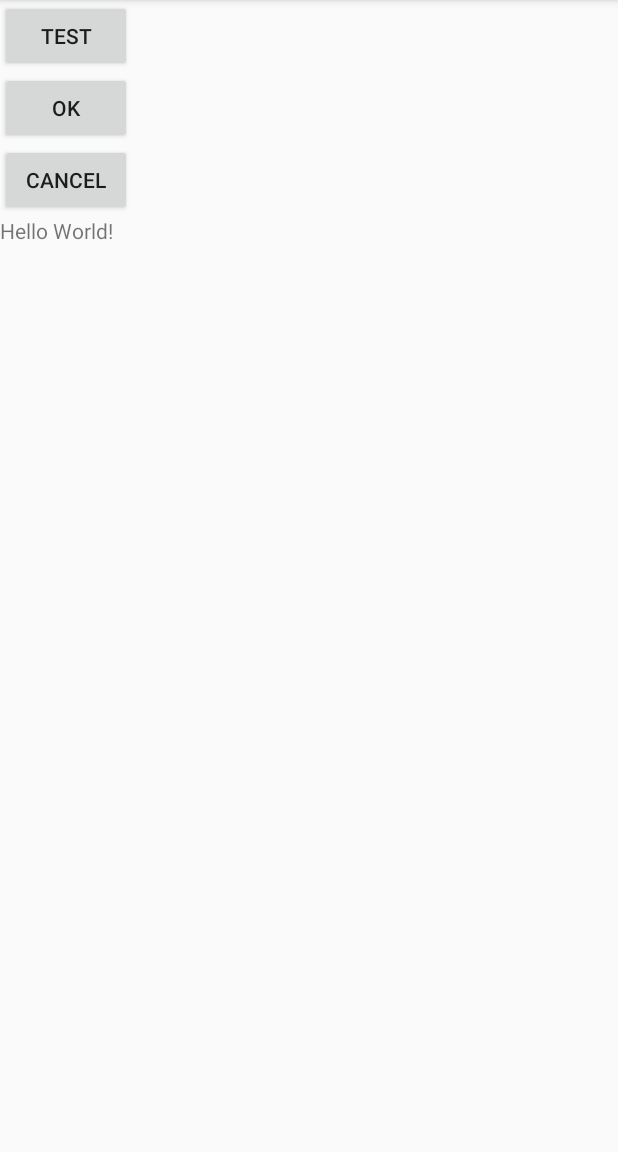
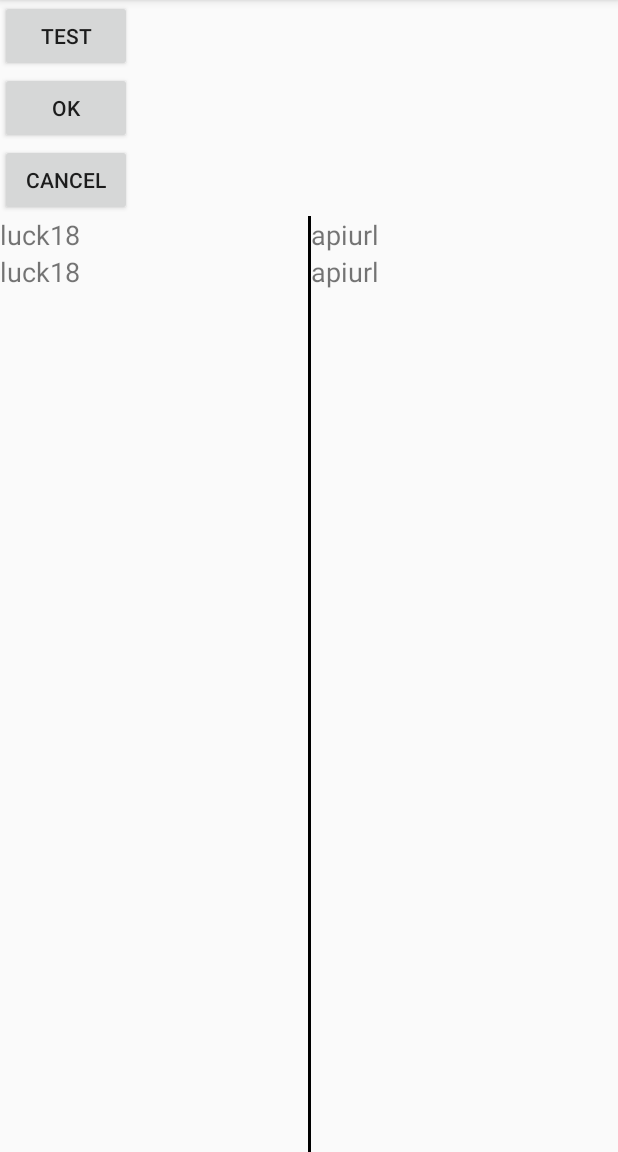
Before and after one commit to pangliu/UITestExample, an Android app: the screen it shows after launch (MainActivity), on a phone screen of 412 x 824 dp, the part 84-1236 px from its top. Run offline under Robolectric (Android 15) with nearby library versions, the phone set to English and light mode, and no system bars; libraries missing offline, so code that uses them is left out: io.socket.client, io.socket.emitter; 6 statements that could not run were skipped.

```diff
--- a/app/build.gradle
+++ b/app/build.gradle
@@ -28,4 +28,8 @@ dependencies {
     androidTestImplementation 'com.android.support.test:runner:1.0.2'
     androidTestImplementation 'com.android.support.test.espresso:espresso-core:3.0.2'
     androidTestImplementation 'com.android.support.test.uiautomator:uiautomator-v18:2.1.3'
+
+//    implementation 'com.github.nkzawa:socket.io-client:0.3.0'
+    implementation 'io.socket:socket.io-client:1.0.0'
+
 }
--- a/app/src/main/AndroidManifest.xml
+++ b/app/src/main/AndroidManifest.xml
@@ -1,6 +1,8 @@
 <?xml version="1.0" encoding="utf-8"?>
 <manifest xmlns:android="http://schemas.android.com/apk/res/android"
     package="com.example.uitest.hank.uitestsample">
+
+    <uses-permission android:name="android.permission.INTERNET" />
 
     <application
         android:allowBackup="true"
--- a/app/src/main/java/com/example/uitest/hank/uitestsample/MainActivity.java
+++ b/app/src/main/java/com/example/uitest/hank/uitestsample/MainActivity.java
@@ -6,18 +6,70 @@ import android.util.Log;
 import android.view.View;
 import android.widget.Button;
 import android.widget.TextView;
+import android.widget.Toast;
+import org.json.JSONException;
+import org.json.JSONObject;
+import java.net.URISyntaxException;
+import io.socket.client.IO;
+import io.socket.client.Socket;
+import io.socket.emitter.Emitter;
 
 public class MainActivity extends AppCompatActivity {
 
     private Button btnTest, btnOk, btnCancel;
-    private TextView tvHello;
+    private TextView tvLuck18, tvApiurl;
     private int testCounter = 0;
+    public static final String EVENT_TEST_URL = "http://54.249.26.39:5566/";
+    public static final String
+            EVENT_LOG = "logs",
+            EVENT_CLIENT_INPUT = "clientInput",
+            EVENT_APIURLS = "apiUrls",
+            EVENT_LUCK185 = "luck18Status";
+
+    private String respLuck18 = "", respApiurl = "";
+
+    private Socket mSocket;
+    {
+        try {
+            mSocket = IO.socket(EVENT_TEST_URL);
+        } catch (URISyntaxException e) {
+            Log.d("msg", "URISyntaxException e: " + e);
+        }
+    }
+
 
     @Override
     protected void onCreate(Bundle savedInstanceState) {
         super.onCreate(savedInstanceState);
         setContentView(R.layout.activity_main);
-        tvHello = (TextView) findViewById(R.id.tv_hello);
+        findView();
+        mSocket.on(EVENT_APIURLS, onEventApiUrl);
+        mSocket.on(EVENT_LUCK185, onEventLuck18);
+        mSocket.on(EVENT_CLIENT_INPUT, onEventInput);
+        mSocket.on(EVENT_LOG, onEventLog);
+//        try {
+//            mSocket = IO.socket("http://54.249.26.39:5566/");
+//        } catch (URISyntaxException e) {}
+//        mSocket.on(EVET_LUCK185, new Emitter.Listener() {
+//            @Override
+//            public void call(final Object... args) {
+//                MainActivity.this.runOnUiThread(new Runnable() {
+//                    @Override
+//                    public void run() {
+//                        tvLuck18.setText(args[0].toString());
+//                    }
+//                });
+//
+//                Log.d("msg", "new message "+args[0]);
+//            }
+//        });
+//        mSocket.on(Socket.EVENT_CONNECT_ERROR, onConnectError);
+        mSocket.connect();
+    }
+
+    public void findView() {
+        tvLuck18 = (TextView) findViewById(R.id.tv_luck18);
+        tvApiurl = (TextView) findViewById(R.id.tv_apiurl);
         btnOk = (Button) findViewById(R.id.btn_ok);
         btnOk.setOnClickListener(new View.OnClickListener() {
             @Override
@@ -36,15 +88,85 @@ public class MainActivity extends AppCompatActivity {
         btnTest.setOnClickListener(new View.OnClickListener() {
             @Override
             public void onClick(View view) {
-                Log.d("msg", "click test: " + testCounter);
-
-                if(testCounter == 0) {
-                    tvHello.setText("WWWWWWWWWWWWWW");
-                } else {
-                    tvHello.setText("EEEEEEEE");
-                }
-                testCounter++;
+                int random = (int)(Math.random()*1000);
+                Log.d("msg","socket input: " + random);
+                mSocket.emit(EVENT_CLIENT_INPUT, random);
             }
         });
     }
+
+    private Emitter.Listener onEventApiUrl = new Emitter.Listener() {
+        @Override
+        public void call(final Object... args) {
+            Log.d("msg", "ApiUrl: " + args[0]);
+            MainActivity.this.runOnUiThread(new Runnable() {
+                @Override
+                public void run() {
+                    respApiurl = respApiurl + args[0].toString() + '\n';
+                    tvApiurl.setText(respApiurl);
+                }
+            });
+        }
+    };
+
+    private Emitter.Listener onEventLuck18 = new Emitter.Listener() {
+        @Override
+        public void call(final Object... args) {
+            Log.d("msg", "Luck18: " + args[0]);
+            MainActivity.this.runOnUiThread(new Runnable() {
+                @Override
+                public void run() {
+                    respLuck18 = respLuck18 + args[0].toString() + '\n';
+                    tvLuck18.setText(respLuck18);
+                }
+            });
+        }
+    };
+
+    private Emitter.Listener onEventInput = new Emitter.Listener() {
+        @Override
+        public void call(Object... args) {
+            Log.d("msg", "input: " + args[0]);
+        }
+    };
+
+    private Emitter.Listener onEventLog = new Emitter.Listener() {
+        @Override
+        public void call(Object... args) {
+            Log.d("msg", "log: " + args[0]);
+        }
+    };
+
+    private Emitter.Listener onConnectError = new Emitter.Listener() {
+        @Override
+        public void call(Object... args) {
+            Log.d("msg", "onConnectError callback: " + args[0]);
+            try {
+                JSONObject json = new JSONObject(args.toString());
+                Log.d("msg", "onConnectError callback: " + json.toString());
+            } catch (JSONException e) {
+                e.printStackTrace();
+
+            }
+            MainActivity.this.runOnUiThread(new Runnable() {
+                @Override
+                public void run() {
+                    Log.e("msg", "Error connecting");
+                    Toast.makeText(MainActivity.this,
+                            "disconnect error", Toast.LENGTH_LONG).show();
+                }
+            });
+        }
+    };
+
+
+
+    @Override
+    public void onDestroy() {
+        super.onDestroy();
+
+        mSocket.disconnect();
+        mSocket.off(EVENT_LUCK185, onEventApiUrl);
+        mSocket.off(EVENT_LUCK185, onEventLuck18);
+    }
 }
--- a/app/src/main/res/layout/activity_main.xml
+++ b/app/src/main/res/layout/activity_main.xml
@@ -22,13 +22,53 @@
         android:layout_height="wrap_content"
         android:text="Cancel"/>
 
-    <TextView android:id="@+id/tv_hello"
-        android:layout_width="wrap_content"
-        android:layout_height="wrap_content"
-        android:text="Hello World!"
-        app:layout_constraintBottom_toBottomOf="parent"
-        app:layout_constraintLeft_toLeftOf="parent"
-        app:layout_constraintRight_toRightOf="parent"
-        app:layout_constraintTop_toTopOf="parent" />
+    <LinearLayout
+        android:layout_width="match_parent"
+        android:layout_height="match_parent"
+        android:orientation="horizontal">
+
+        <LinearLayout
+            android:layout_width="match_parent"
+            android:layout_height="wrap_content"
+            android:layout_weight="1"
+            android:orientation="vertical">
+
+            <TextView
+                android:layout_width="wrap_content"
+                android:layout_height="wrap_content"
+                android:text="luck18"
+                android:textSize="18sp" />
+            <TextView android:id="@+id/tv_luck18"
+                android:layout_width="wrap_content"
+                android:layout_height="wrap_content"
+                android:text="luck18"
+                android:textSize="18sp" />
+
+        </LinearLayout>
+
+        <ImageView
+            android:layout_width="2dp"
+            android:layout_height="match_parent"
+            android:background="#000000"/>
+
+
+        <LinearLayout
+            android:layout_width="match_parent"
+            android:layout_height="wrap_content"
+            android:layout_weight="1"
+            android:orientation="vertical">
+            <TextView
+                android:layout_width="wrap_content"
+                android:layout_height="wrap_content"
+                android:text="apiurl"
+                android:textSize="18sp"/>
+            <TextView android:id="@+id/tv_apiurl"
+                android:layout_width="wrap_content"
+                android:layout_height="wrap_content"
+                android:text="apiurl"
+                android:textSize="18sp"/>
+        </LinearLayout>
+
+    </LinearLayout>
 
 </LinearLayout>
```
